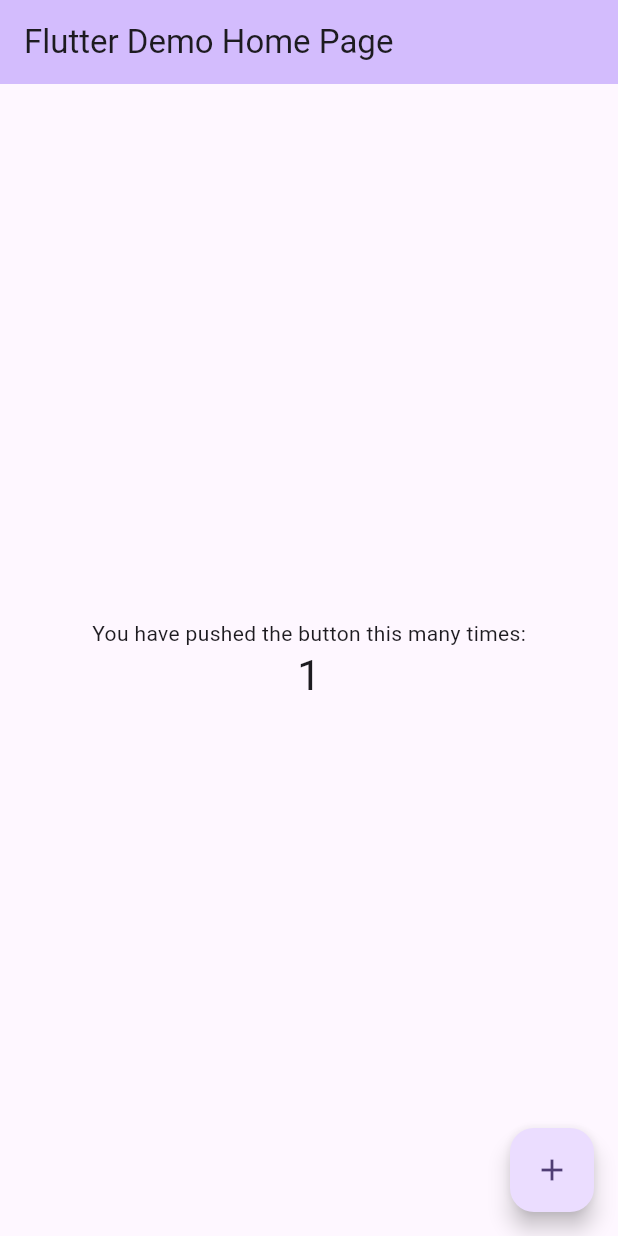
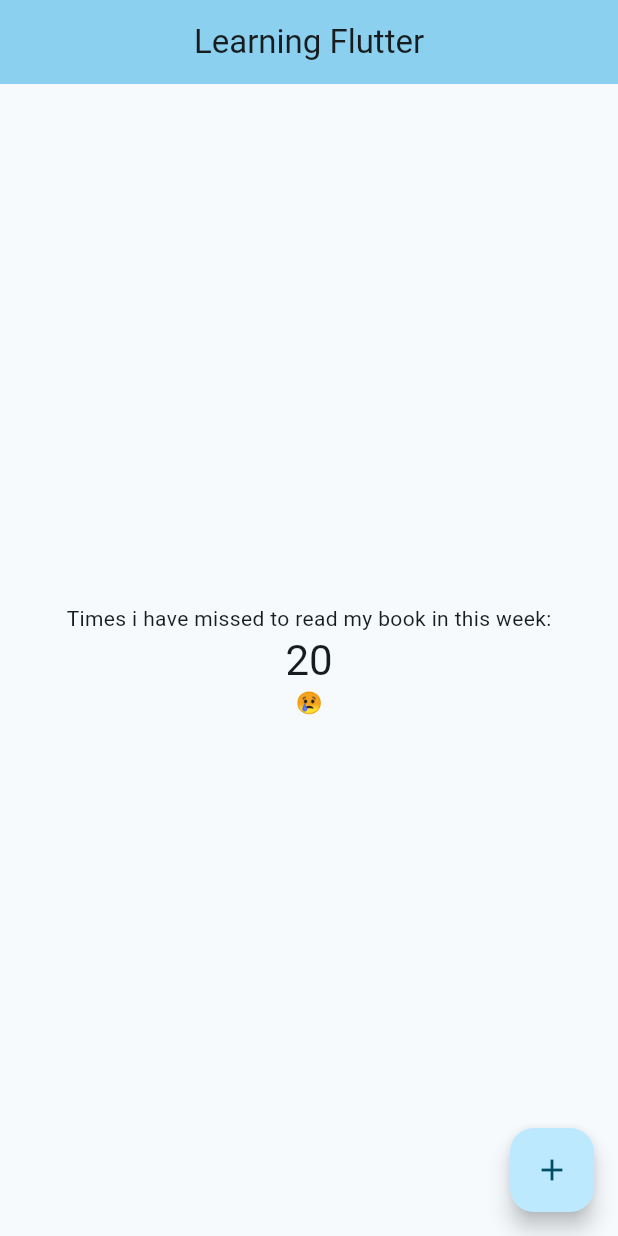
Before and after one commit to HemannB/dart-flutter-labs, a Flutter app: the screen it shows after launch, after a tap on the "add" icon, on a phone screen of 412 x 824 dp. Run offline on Flutter 3.47's test engine with Material 3 defaults, Android fonts, the phone set to English and light mode, and no system bars.

Commit message:
[learn] Add random number counter with StatefulWidget and setState
Signed-off-by: BHemann <bruno.hemann@vorle.com.br>

```diff
--- a/lib/main.dart
+++ b/lib/main.dart
@@ -1,3 +1,5 @@
+import 'dart:math';
+
 import 'package:flutter/material.dart';
 
 void main() {
@@ -28,9 +30,9 @@
         //
         // This works for code too, not just values: Most code changes can be
         // tested with just a hot reload.
-        colorScheme: .fromSeed(seedColor: Colors.deepPurple),
+        colorScheme: .fromSeed(seedColor: Colors.blueGrey),
       ),
-      home: const MyHomePage(title: 'Flutter Demo Home Page'),
+      home: const MyHomePage(title: 'Learning Flutter'),
     );
   }
 }
@@ -54,16 +56,16 @@
 }
 
 class _MyHomePageState extends State<MyHomePage> {
-  int _counter = 0;
+  int _number = 0;
 
-  void _incrementCounter() {
+  void _randomNumber() {
     setState(() {
       // This call to setState tells the Flutter framework that something has
       // changed in this State, which causes it to rerun the build method below
       // so that the display can reflect the updated values. If we changed
       // _counter without calling setState(), then the build method would not be
       // called again, and so nothing would appear to happen.
-      _counter++;
+      _number = Random().nextInt(100);
     });
   }
 
@@ -83,7 +85,9 @@
         backgroundColor: Theme.of(context).colorScheme.inversePrimary,
         // Here we take the value from the MyHomePage object that was created by
         // the App.build method, and use it to set our appbar title.
-        title: Text(widget.title),
+        title: Center(
+          child: Text(widget.title)
+        ),
       ),
       body: Center(
         // Center is a layout widget. It takes a single child and positions it
@@ -104,16 +108,17 @@
           // wireframe for each widget.
           mainAxisAlignment: .center,
           children: [
-            const Text('You have pushed the button this many times:'),
+            const Text('Times i have missed to read my book in this week:'),
             Text(
-              '$_counter',
+              '$_number',
               style: Theme.of(context).textTheme.headlineMedium,
             ),
+            const Text('😢'),
           ],
         ),
       ),
       floatingActionButton: FloatingActionButton(
-        onPressed: _incrementCounter,
+        onPressed: _randomNumber,
         tooltip: 'Increment',
         child: const Icon(Icons.add),
       ),
```
